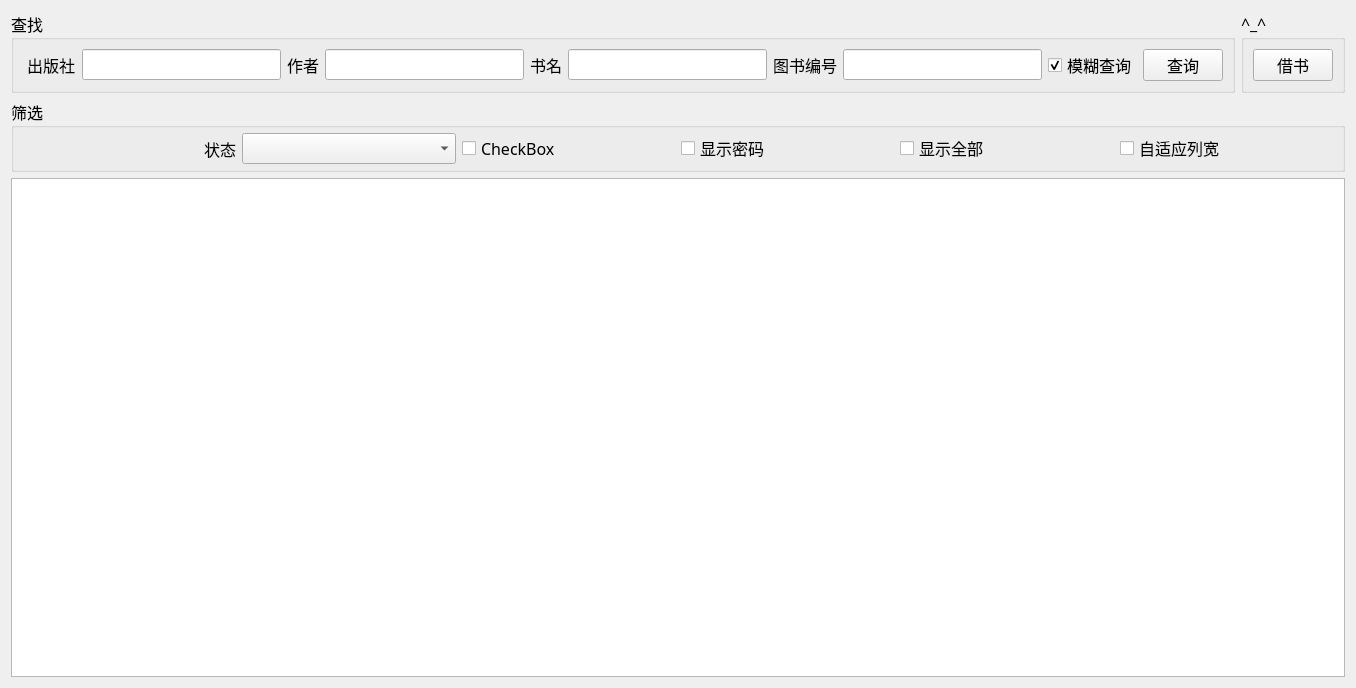
Qt form UI/BookWidget.ui (zy98/LibraryManagement) before a commit.
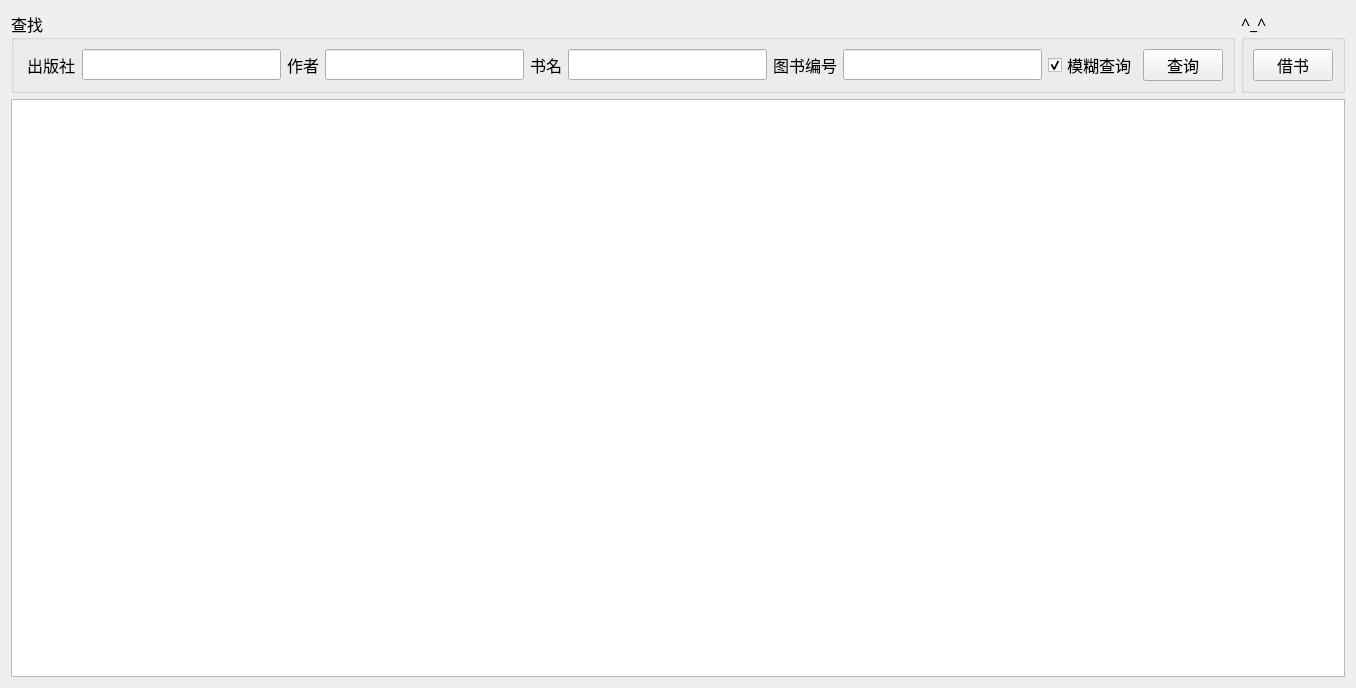
The same form after that commit.

The edit to the form file:
```diff
--- a/UI/BookWidget.ui
+++ b/UI/BookWidget.ui
@@ -134,62 +134,6 @@
      </item>
     </layout>
    </item>
-   <item>
-    <widget class="QGroupBox" name="groupMatch">
-     <property name="title">
-      <string>筛选</string>
-     </property>
-     <layout class="QGridLayout" name="gridlayout_match" columnstretch="0,0,0,0,0,0,0">
-      <property name="topMargin">
-       <number>5</number>
-      </property>
-      <property name="bottomMargin">
-       <number>5</number>
-      </property>
-      <item row="0" column="6">
-       <widget class="QCheckBox" name="checkBox">
-        <property name="text">
-         <string>自适应列宽</string>
-        </property>
-       </widget>
-      </item>
-      <item row="0" column="1">
-       <widget class="QComboBox" name="comboBox_2"/>
-      </item>
-      <item row="0" column="2">
-       <widget class="QCheckBox" name="checkBox_2">
-        <property name="text">
-         <string>CheckBox</string>
-        </property>
-       </widget>
-      </item>
-      <item row="0" column="4">
-       <widget class="QCheckBox" name="checkBox_3">
-        <property name="text">
-         <string>显示全部</string>
-        </property>
-       </widget>
-      </item>
-      <item row="0" column="0">
-       <widget class="QLabel" name="label_8">
-        <property name="text">
-         <string>状态</string>
-        </property>
-        <property name="alignment">
-         <set>Qt::AlignRight|Qt::AlignTrailing|Qt::AlignVCenter</set>
-        </property>
-       </widget>
-      </item>
-      <item row="0" column="3">
-       <widget class="QCheckBox" name="checkBox_4">
-        <property name="text">
-         <string>显示密码</string>
-        </property>
-       </widget>
-      </item>
-     </layout>
-    </widget>
-   </item>
    <item>
     <widget class="QTableView" name="tableView"/>
    </item>
```
